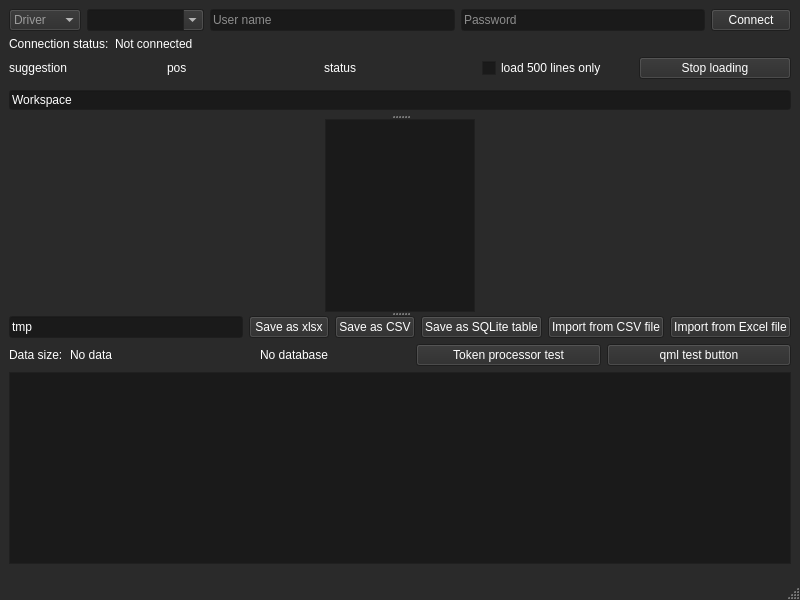
Above: loaderwidnow.ui from gfifgfifofich/DB_loader before the change. Below: the same form after it.
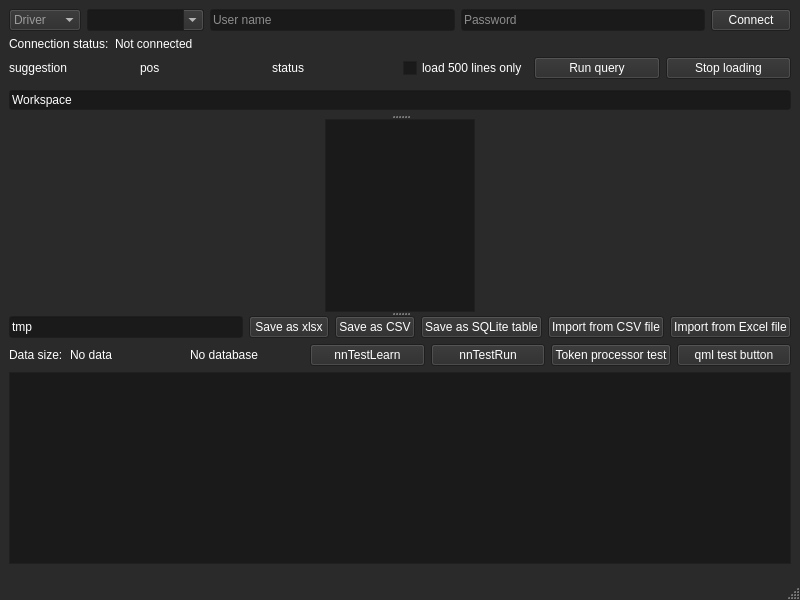
That is the form after the change.

```diff
--- a/loaderwidnow.ui
+++ b/loaderwidnow.ui
@@ -10,6 +10,12 @@
     <height>600</height>
    </rect>
   </property>
+  <property name="sizePolicy">
+   <sizepolicy hsizetype="Preferred" vsizetype="Preferred">
+    <horstretch>0</horstretch>
+    <verstretch>0</verstretch>
+   </sizepolicy>
+  </property>
   <property name="palette">
    <palette>
     <active>
@@ -683,6 +689,13 @@
             </property>
            </widget>
           </item>
+          <item>
+           <widget class="QPushButton" name="pushButton_3">
+            <property name="text">
+             <string>Run query</string>
+            </property>
+           </widget>
+          </item>
           <item>
            <widget class="QPushButton" name="stopLoadingQueryButton">
             <property name="text">
@@ -869,6 +882,20 @@
               </property>
              </widget>
             </item>
+            <item>
+             <widget class="QPushButton" name="nnTestLearn">
+              <property name="text">
+               <string>nnTestLearn</string>
+              </property>
+             </widget>
+            </item>
+            <item>
+             <widget class="QPushButton" name="nnTestRun">
+              <property name="text">
+               <string>nnTestRun</string>
+              </property>
+             </widget>
+            </item>
             <item>
              <widget class="QPushButton" name="pushButton_2">
               <property name="text">
```
